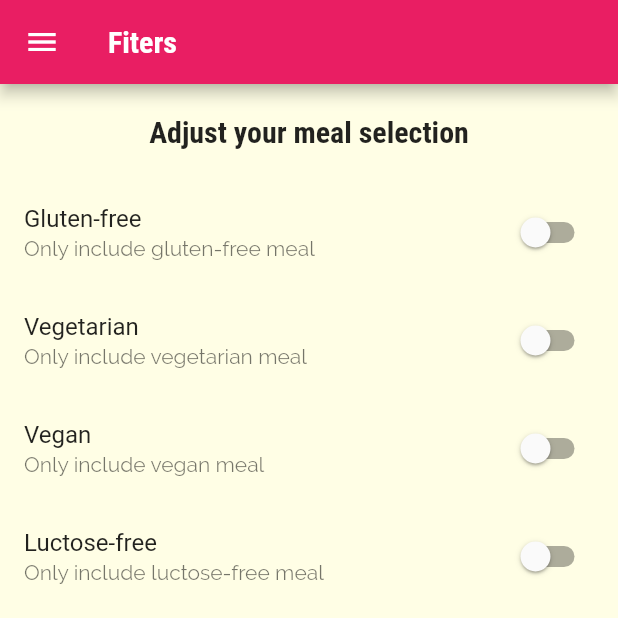
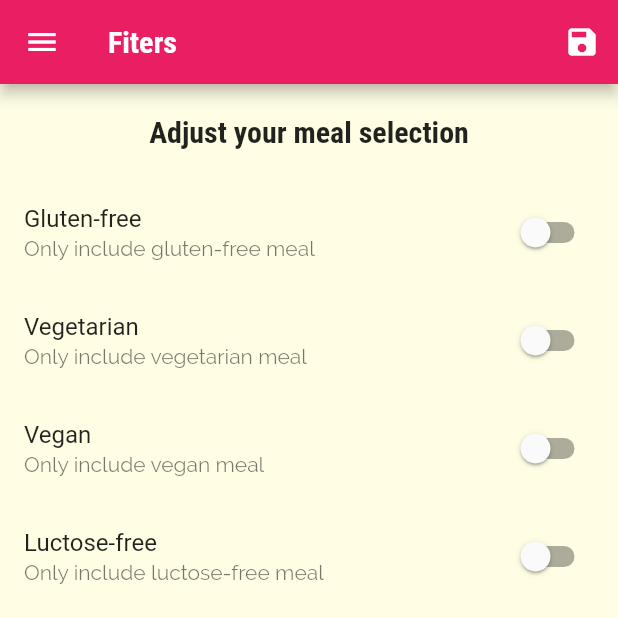
Before and after one commit to UmerSharif/best-cook-app, a Flutter app: the FiltersScreen screen opened by its route, on a phone screen of 412 x 824 dp, the top half of it. Run offline on Flutter 3.47's test engine with Material 2 defaults, Android fonts, the phone set to English and light mode, and no system bars.

Commit message:
adding data for filters

```diff
--- a/lib/main.dart
+++ b/lib/main.dart
@@ -11,8 +11,20 @@ void main() {
   runApp(MyApp());
 }
 
-class MyApp extends StatelessWidget {
+class MyApp extends StatefulWidget {
   // This widget is the root of your application.
+  @override
+  _MyAppState createState() => _MyAppState();
+}
+
+class _MyAppState extends State<MyApp> {
+  Map<String, bool> _filter = {
+    'gluten': false,
+    'lactose': false,
+    'vegan': false,
+    'vegetarian': false
+  };
+  void _setFilters(Map<String, bool> filterData) {}
   @override
   Widget build(BuildContext context) {
     return MaterialApp(
@@ -43,7 +55,7 @@ class MyApp extends StatelessWidget {
       routes: {
         CategoryMealScreen.routeName: (ctx) => CategoryMealScreen(),
         MealDetailScreen.routeName: (ctx) => MealDetailScreen(),
-        FiltersScreen.routeName: (ctx) => FiltersScreen()
+        FiltersScreen.routeName: (ctx) => FiltersScreen(setFilters: _setFilters)
       },
       onUnknownRoute: (settings) {
         return MaterialPageRoute(builder: (ctx) => CategoriesScreen());
--- a/lib/screen/filters_screen.dart
+++ b/lib/screen/filters_screen.dart
@@ -2,7 +2,8 @@ import 'package:flutter/material.dart';
 import 'package:meals/widgets/maim_drawer.dart';
 
 class FiltersScreen extends StatefulWidget {
-  const FiltersScreen({Key key}) : super(key: key);
+  final Function setFilters;
+  const FiltersScreen({this.setFilters, key}) : super(key: key);
   static const routeName = '/filters';
 
   @override
@@ -29,6 +30,7 @@ class _FiltersScreenState extends State<FiltersScreen> {
     return Scaffold(
         appBar: AppBar(
           title: Text('Fiters'),
+          actions: [IconButton(icon: Icon(Icons.save), onPressed: () {})],
         ),
         drawer: MainDrawer(),
         body: Column(
```
